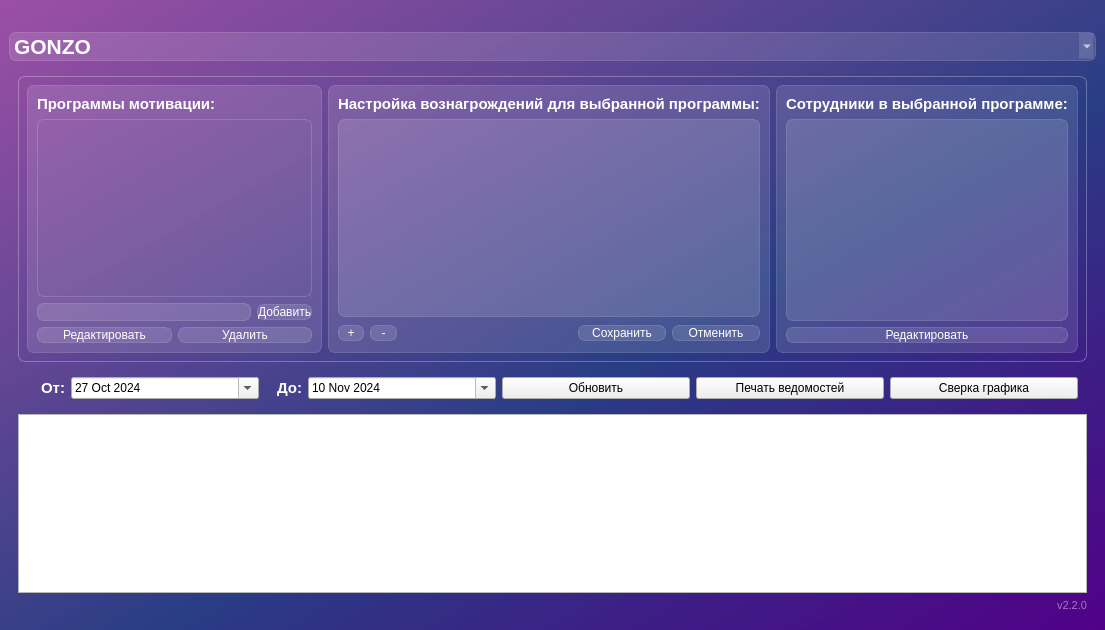
Qt form src/salary_reader/ui/main_window.ui (KhvatikG/salary-reader) before a commit.
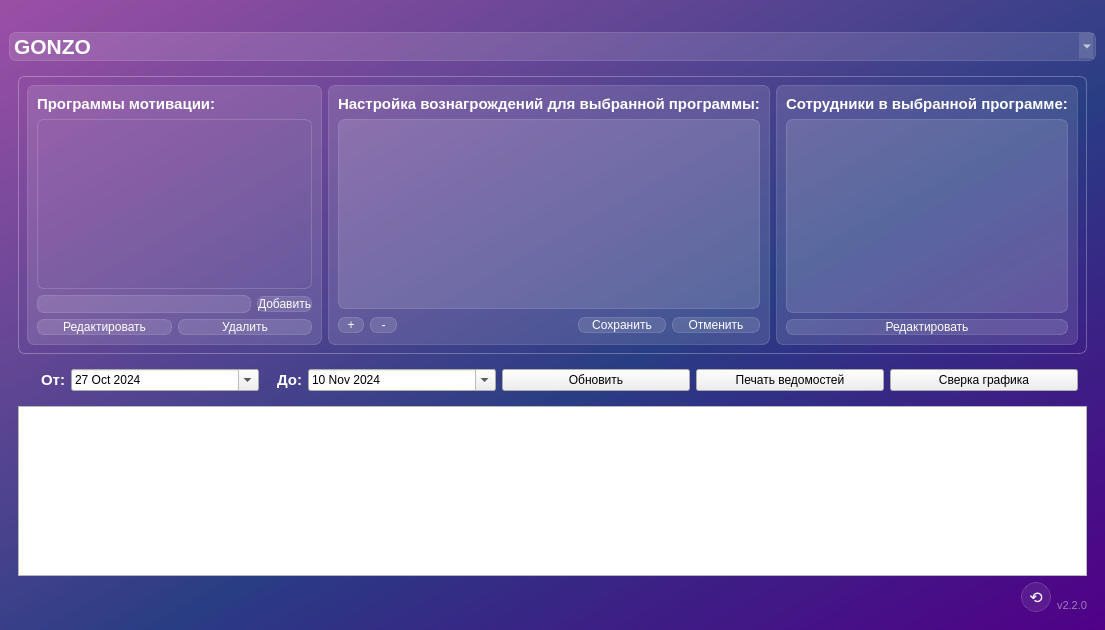
The same form after that commit.

Diff of the .ui file:
```diff
--- a/src/salary_reader/ui/main_window.ui
+++ b/src/salary_reader/ui/main_window.ui
@@ -641,6 +641,60 @@
         </widget>
        </item>
        <item>
+        <layout class="QHBoxLayout" name="bottom_layout">
+         <item>
+          <spacer name="horizontalSpacer_bottom">
+           <property name="orientation">
+            <enum>Qt::Orientation::Horizontal</enum>
+           </property>
+           <property name="sizeHint" stdset="0">
+            <size>
+             <width>40</width>
+             <height>20</height>
+            </size>
+           </property>
+          </spacer>
+         </item>
+         <item>
+          <widget class="QPushButton" name="check_updates_button">
+           <property name="minimumSize">
+            <size>
+             <width>30</width>
+             <height>30</height>
+            </size>
+           </property>
+           <property name="maximumSize">
+            <size>
+             <width>30</width>
+             <height>30</height>
+            </size>
+           </property>
+           <property name="styleSheet">
+            <string notr="true">QPushButton {
+background-color: rgba(255, 255, 255, 20);
+border: 1px solid rgba(255, 255, 255, 40);
+border-radius: 15px;
+color: white;
+font-size: 12pt;
+}
+
+QPushButton:hover {
+background-color: rgba(255, 255, 255, 40);
+}
+
+QPushButton:pressed {
+background-color: rgba(255, 255, 255, 70);
+}</string>
+           </property>
+           <property name="toolTip">
+            <string>Проверить обновления</string>
+           </property>
+           <property name="text">
+            <string>⟲</string>
+           </property>
+          </widget>
+         </item>
+         <item>
         <widget class="QLabel" name="version_label">
          <property name="styleSheet">
           <string notr="true">color: rgba(255, 255, 255, 120);
@@ -655,6 +709,8 @@
           <set>Qt::AlignmentFlag::AlignRight|Qt::AlignmentFlag::AlignBottom</set>
          </property>
         </widget>
+         </item>
+        </layout>
        </item>
       </layout>
      </widget>
```
Lines whose indentation alone changed are shown as unchanged.
